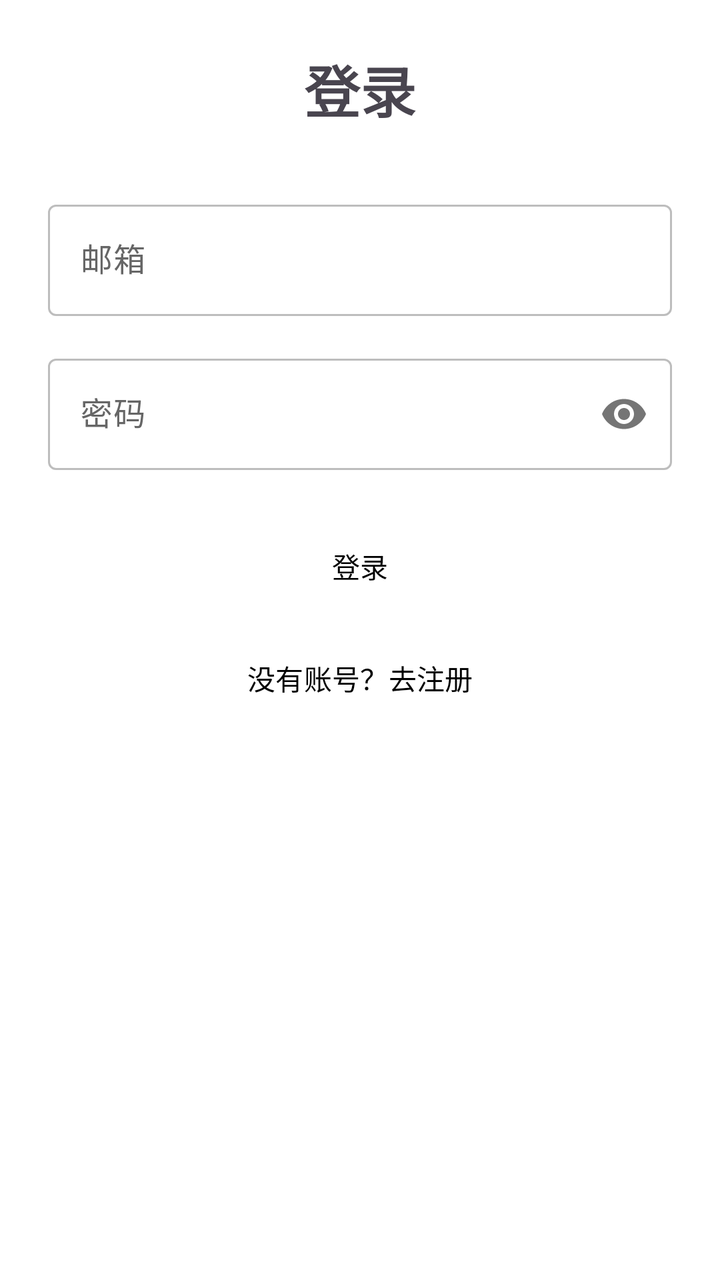
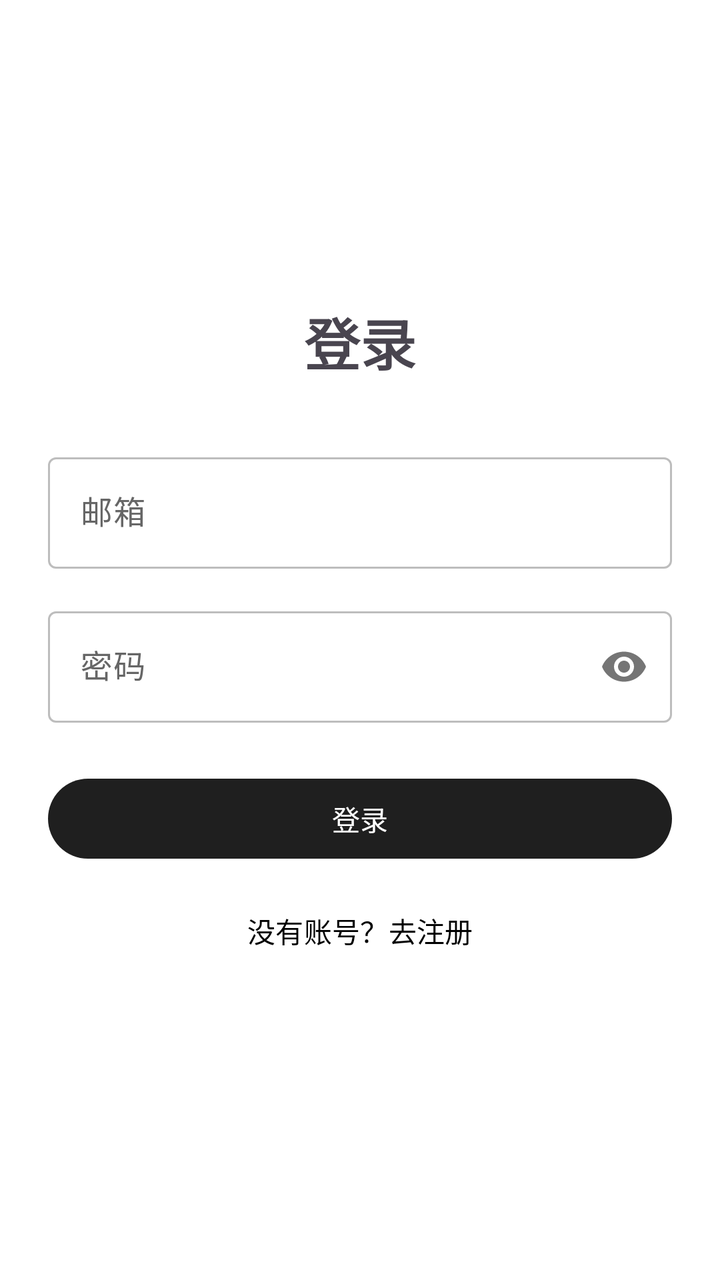

Screens rendered from an Android XML layout before and after an edit, with the pre-edit source and the edit as a unified diff.
<!-- AndroidManifest.xml: application theme Theme.HtmlActivity -->
<!-- res/layout/fragment_login.xml -->
<?xml version="1.0" encoding="utf-8"?>
<ScrollView xmlns:android="http://schemas.android.com/apk/res/android"
    xmlns:app="http://schemas.android.com/apk/res-auto"
    android:layout_width="match_parent"
    android:layout_height="match_parent"
    android:fillViewport="true">

    <LinearLayout
        android:layout_width="match_parent"
        android:layout_height="wrap_content"
        android:orientation="vertical"
        android:padding="24dp"
        android:layout_gravity="center_vertical">

        <TextView
            android:layout_width="wrap_content"
            android:layout_height="wrap_content"
            android:text="登录"
            android:textSize="28sp"
            android:textStyle="bold"
            android:layout_gravity="center_horizontal"
            android:layout_marginBottom="32dp" />

        <com.google.android.material.textfield.TextInputLayout
            android:layout_width="match_parent"
            android:layout_height="wrap_content"
            android:layout_marginBottom="16dp"
            android:hint="邮箱">

            <com.google.android.material.textfield.TextInputEditText
                android:id="@+id/etEmail"
                android:layout_width="match_parent"
                android:layout_height="wrap_content"
                android:inputType="textEmailAddress" />
        </com.google.android.material.textfield.TextInputLayout>

        <com.google.android.material.textfield.TextInputLayout
            android:layout_width="match_parent"
            android:layout_height="wrap_content"
            android:layout_marginBottom="16dp"
            app:passwordToggleEnabled="true"
            android:hint="密码">

            <com.google.android.material.textfield.TextInputEditText
                android:id="@+id/etPassword"
                android:layout_width="match_parent"
                android:layout_height="wrap_content"
                android:inputType="textPassword" />
        </com.google.android.material.textfield.TextInputLayout>

        <TextView
            android:id="@+id/tvError"
            android:layout_width="match_parent"
            android:layout_height="wrap_content"
            android:textColor="@android:color/holo_red_dark"
            android:layout_marginBottom="8dp"
            android:visibility="gone" />

        <ProgressBar
            android:id="@+id/progressBar"
            android:layout_width="wrap_content"
            android:layout_height="wrap_content"
            android:layout_gravity="center_horizontal"
            android:visibility="gone" />

        <Button
            android:id="@+id/btnLogin"
            android:layout_width="match_parent"
            android:layout_height="wrap_content"
            android:layout_marginTop="8dp"
            android:text="登录" />

        <Button
            android:id="@+id/btnToRegister"
            android:layout_width="match_parent"
            android:layout_height="wrap_content"
            android:layout_marginTop="8dp"
            android:text="没有账号？去注册"
            android:textColor="@color/text_button"
            style="@style/Widget.Material3.Button.TextButton" />

    </LinearLayout>
</ScrollView>
<!-- resources referenced by this layout -->
<resources>
  <color name="text_button">#FF000000</color>
  <style name="Theme.HtmlActivity" parent="Base.Theme.HtmlActivity" />
  <style name="Base.Theme.HtmlActivity" parent="Theme.Material3.DayNight.NoActionBar">
          <item name="colorPrimary">@color/primary</item>
          <item name="colorOnPrimary">@color/on_primary</item>
          <item name="colorPrimaryContainer">@color/primary_container</item>
          <item name="colorOnPrimaryContainer">@color/on_primary_container</item>
          <item name="colorSecondary">@color/primary</item>
          <item name="colorOnSecondary">@color/on_primary</item>
          <item name="colorSecondaryContainer">@color/primary_container</item>
          <item name="colorOnSecondaryContainer">@color/on_primary_container</item>
          <item name="colorTertiary">@color/primary</item>
          <item name="colorOnTertiary">@color/on_primary</item>
          <item name="colorSurface">@color/surface</item>
          <item name="colorOnSurface">@color/on_surface</item>
          <item name="android:colorBackground">@color/surface</item>
          <item name="colorOnBackground">@color/on_surface</item>
          <item name="colorSurfaceVariant">@color/surface_variant</item>
          <item name="colorOnSurfaceVariant">@color/on_surface_variant</item>
          <item name="colorOutline">@color/outline</item>
          <item name="colorControlNormal">@color/on_surface_variant</item>
          <item name="colorControlActivated">@color/text_primary</item>
          <item name="android:statusBarColor">@color/surface</item>
          <item name="android:navigationBarColor">@color/surface</item>
          <item name="android:windowLightStatusBar">true</item>
      </style>
  <color name="primary">#FFFFFFFF</color>
  <color name="on_primary">#FF000000</color>
  <color name="primary_container">#FFF5F5F5</color>
  <color name="on_primary_container">#FF000000</color>
  <color name="surface">#FFFFFFFF</color>
  <color name="on_surface">#FF000000</color>
  <color name="surface_variant">#FFF5F5F5</color>
  <color name="on_surface_variant">#FF666666</color>
  <color name="outline">#FFBDBDBD</color>
  <color name="text_primary">#FF000000</color>
</resources>

<!-- the commit's change to res/layout/fragment_login.xml (unified diff, before → after) -->
@@ -10,7 +10,7 @@
         android:layout_height="wrap_content"
         android:orientation="vertical"
         android:padding="24dp"
-        android:layout_gravity="center_vertical">
+        android:gravity="center_vertical">
 
         <TextView
             android:layout_width="wrap_content"
<!-- resource entries referenced after the edit -->
@@ -22,12 +22,13 @@
           <item name="colorOutline">@color/outline</item>
           <item name="colorControlNormal">@color/on_surface_variant</item>
           <item name="colorControlActivated">@color/text_primary</item>
+          <item name="colorPrimaryDark">@color/surface</item>
           <item name="android:statusBarColor">@color/surface</item>
           <item name="android:navigationBarColor">@color/surface</item>
           <item name="android:windowLightStatusBar">true</item>
       </style>
-  <color name="primary">#FFFFFFFF</color>
-  <color name="on_primary">#FF000000</color>
+  <color name="primary">#FF1F1F1F</color>
+  <color name="on_primary">#FFFFFFFF</color>
   <color name="primary_container">#FFF5F5F5</color>
   <color name="on_primary_container">#FF000000</color>
   <color name="surface">#FFFFFFFF</color>
